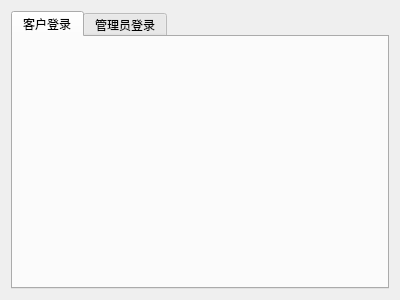
Old version of the form client/login.ui in the repository Li-Yaosong/BuffetMealsSystem.
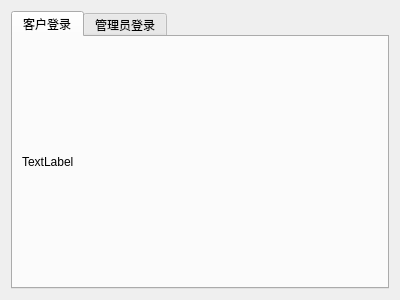
New version of the form. The open tabs and pages were chosen to show the change.

Diff of the .ui file:
```diff
--- a/client/login.ui
+++ b/client/login.ui
@@ -23,6 +23,15 @@
       <attribute name="title">
        <string>客户登录</string>
       </attribute>
+      <layout class="QGridLayout" name="gridLayout">
+       <item row="0" column="0">
+        <widget class="QLabel" name="label">
+         <property name="text">
+          <string>TextLabel</string>
+         </property>
+        </widget>
+       </item>
+      </layout>
      </widget>
      <widget class="QWidget" name="tab_2">
       <attribute name="title">
```
Left out of the diff: 4 changed lines with no effect on the pictures.
